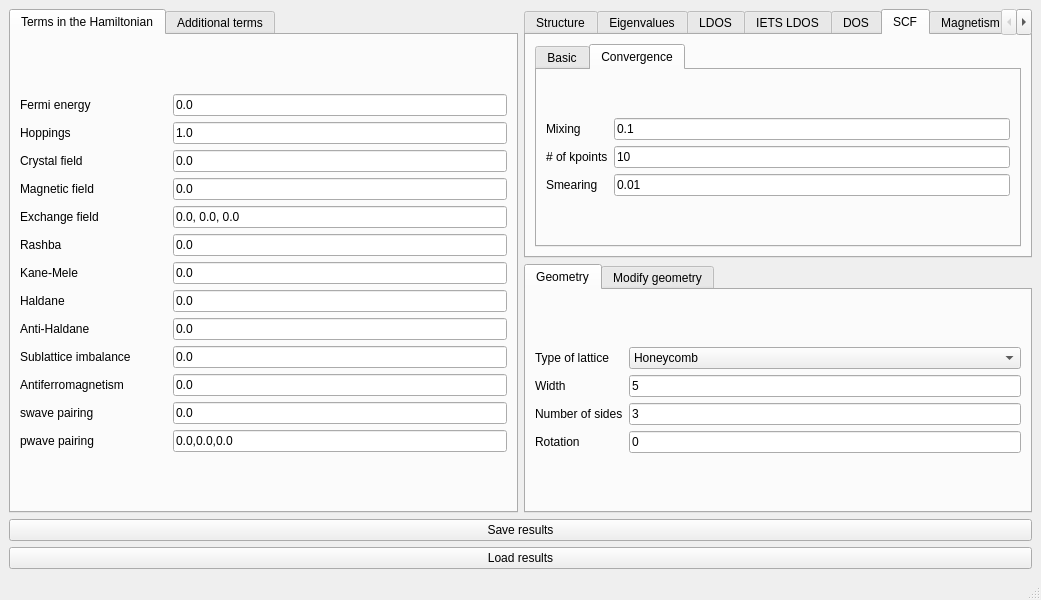
The window that interface-pyqt/0d/interface.ui (joselado/quantum-lattice) describes before a commit, drawn with Qt 5.
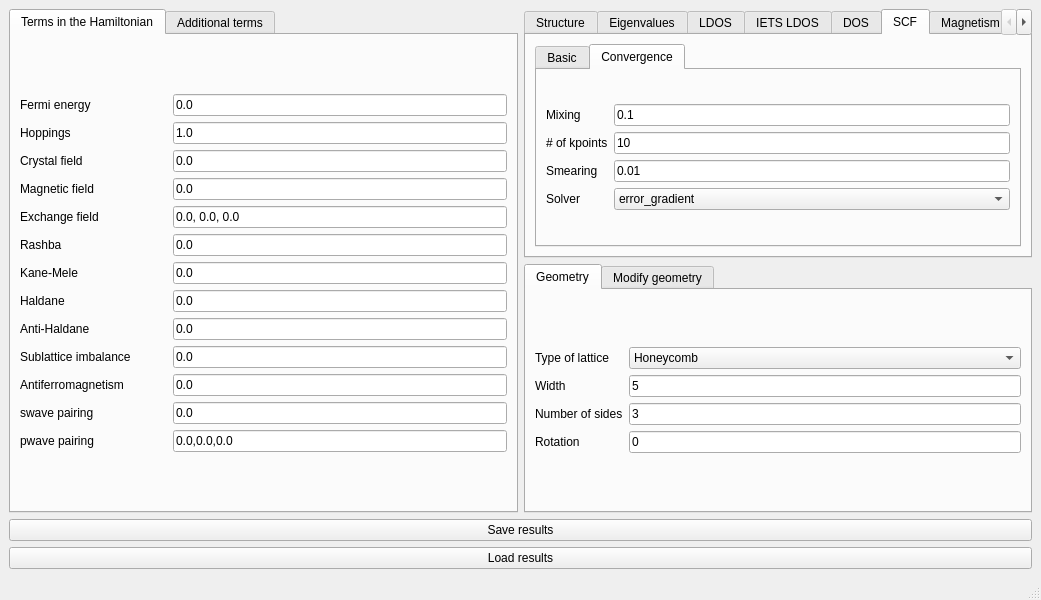
The same window after the commit. The open tabs and pages were chosen to show the change. Custom widgets are drawn as their Qt base class.

Commit message:
Add SCF solver dropdown (error_gradient/linear_mixing)
Adds a "Solver" combobox to the Convergence sub-tab of every SCF-capable
mode, letting the user pick which use_jax=True algorithm VJinteraction/
Vinteraction uses to converge the mean field, defaulting to
error_gradient. Falls back to the existing plain-mixing behavior for a
BdG (pairing) Hamiltonian or when jax isn't installed - install.py now
best-effort installs jax alongside pyvista.

Claude-Session: https://claude.ai/code/session_012fL8wwuicuNy2k5fzsptqR

Diff of the .ui file:
```diff
--- a/interface-pyqt/0d/interface.ui
+++ b/interface-pyqt/0d/interface.ui
@@ -1013,6 +1013,30 @@
                 </property>
                </widget>
               </item>
+              <item row="3" column="0">
+               <widget class="BodyLabel" name="label_scf_solver">
+                <property name="text">
+                 <string>Solver</string>
+                </property>
+               </widget>
+              </item>
+              <item row="3" column="1">
+               <widget class="ComboBox" name="scf_solver">
+                <property name="toolTip">
+                 <string>Iterative algorithm used to converge the self-consistent mean field (requires the optional jax extra; falls back to the default plain-mixing solver for a Hamiltonian with superconducting pairing)</string>
+                </property>
+                <item>
+                 <property name="text">
+                  <string>error_gradient</string>
+                 </property>
+                </item>
+                <item>
+                 <property name="text">
+                  <string>linear_mixing</string>
+                 </property>
+                </item>
+               </widget>
+              </item>
              </layout>
             </item>
            </layout>
```
The commit also changes 22 other files.
